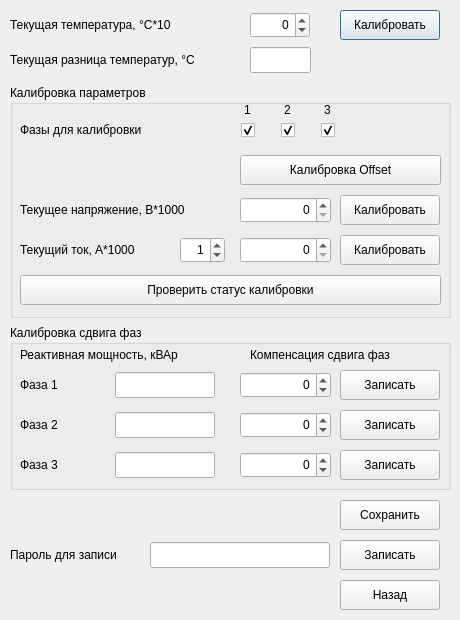
The window that CE35DConfig/CE35DConfig/sva35d_calib.ui (ifedotov1984/projects) describes before a commit, drawn with Qt 5.
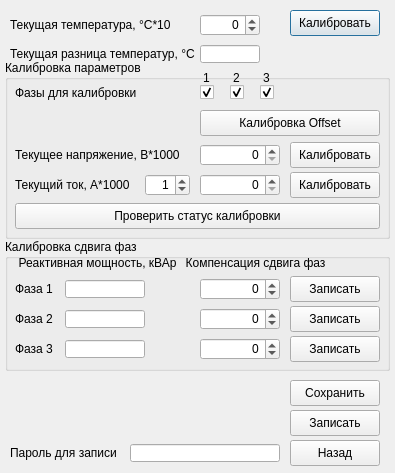
The same window after the commit.

The edit to the form file:
```diff
--- a/CE35DConfig/CE35DConfig/sva35d_calib.ui
+++ b/CE35DConfig/CE35DConfig/sva35d_calib.ui
@@ -6,10 +6,28 @@
    <rect>
     <x>0</x>
     <y>0</y>
-    <width>460</width>
-    <height>620</height>
+    <width>395</width>
+    <height>473</height>
    </rect>
   </property>
+  <property name="sizePolicy">
+   <sizepolicy hsizetype="Fixed" vsizetype="Fixed">
+    <horstretch>0</horstretch>
+    <verstretch>0</verstretch>
+   </sizepolicy>
+  </property>
+  <property name="minimumSize">
+   <size>
+    <width>395</width>
+    <height>473</height>
+   </size>
+  </property>
+  <property name="maximumSize">
+   <size>
+    <width>395</width>
+    <height>473</height>
+   </size>
+  </property>
   <property name="windowTitle">
    <string>Dialog</string>
   </property>
@@ -17,15 +35,16 @@
    <property name="geometry">
     <rect>
      <x>10</x>
-     <y>12</y>
-     <width>211</width>
-     <height>26</height>
+     <y>14</y>
+     <width>181</width>
+     <height>22</height>
     </rect>
    </property>
-   <property name="font">
-    <font>
-     <pointsize>9</pointsize>
-    </font>
+   <property name="sizePolicy">
+    <sizepolicy hsizetype="Fixed" vsizetype="Fixed">
+     <horstretch>0</horstretch>
+     <verstretch>0</verstretch>
+    </sizepolicy>
    </property>
    <property name="text">
     <string>Текущая температура, °С*10</string>
@@ -34,12 +53,18 @@
   <widget class="QSpinBox" name="Temp">
    <property name="geometry">
     <rect>
-     <x>250</x>
-     <y>12</y>
+     <x>200</x>
+     <y>14</y>
      <width>60</width>
-     <height>26</height>
+     <height>22</height>
     </rect>
    </property>
+   <property name="sizePolicy">
+    <sizepolicy hsizetype="Fixed" vsizetype="Fixed">
+     <horstretch>0</horstretch>
+     <verstretch>0</verstretch>
+    </sizepolicy>
+   </property>
    <property name="alignment">
     <set>Qt::AlignRight|Qt::AlignTrailing|Qt::AlignVCenter</set>
    </property>
@@ -53,12 +78,18 @@
   <widget class="QPushButton" name="TempWrite">
    <property name="geometry">
     <rect>
-     <x>340</x>
+     <x>290</x>
      <y>10</y>
-     <width>100</width>
-     <height>30</height>
+     <width>90</width>
+     <height>26</height>
     </rect>
    </property>
+   <property name="sizePolicy">
+    <sizepolicy hsizetype="Fixed" vsizetype="Fixed">
+     <horstretch>0</horstretch>
+     <verstretch>0</verstretch>
+    </sizepolicy>
+   </property>
    <property name="text">
     <string>Калибровать</string>
    </property>
@@ -67,15 +98,16 @@
    <property name="geometry">
     <rect>
      <x>10</x>
-     <y>47</y>
-     <width>241</width>
-     <height>26</height>
+     <y>45</y>
+     <width>201</width>
+     <height>18</height>
     </rect>
    </property>
-   <property name="font">
-    <font>
-     <pointsize>9</pointsize>
-    </font>
+   <property name="sizePolicy">
+    <sizepolicy hsizetype="Fixed" vsizetype="Fixed">
+     <horstretch>0</horstretch>
+     <verstretch>0</verstretch>
+    </sizepolicy>
    </property>
    <property name="text">
     <string>Текущая разница температур, °С</string>
@@ -84,12 +116,18 @@
   <widget class="QLineEdit" name="dTemp">
    <property name="geometry">
     <rect>
-     <x>250</x>
-     <y>47</y>
-     <width>61</width>
-     <height>26</height>
+     <x>200</x>
+     <y>45</y>
+     <width>60</width>
+     <height>18</height>
     </rect>
    </property>
+   <property name="sizePolicy">
+    <sizepolicy hsizetype="Fixed" vsizetype="Fixed">
+     <horstretch>0</horstretch>
+     <verstretch>0</verstretch>
+    </sizepolicy>
+   </property>
    <property name="readOnly">
     <bool>true</bool>
    </property>
@@ -97,24 +135,36 @@
   <widget class="QGroupBox" name="groupBox">
    <property name="geometry">
     <rect>
-     <x>10</x>
-     <y>85</y>
-     <width>441</width>
-     <height>233</height>
+     <x>5</x>
+     <y>60</y>
+     <width>385</width>
+     <height>179</height>
     </rect>
    </property>
+   <property name="sizePolicy">
+    <sizepolicy hsizetype="Fixed" vsizetype="Fixed">
+     <horstretch>0</horstretch>
+     <verstretch>0</verstretch>
+    </sizepolicy>
+   </property>
    <property name="title">
     <string>Калибровка параметров</string>
    </property>
    <widget class="QCheckBox" name="phase_1">
     <property name="geometry">
      <rect>
-      <x>231</x>
-      <y>35</y>
-      <width>18</width>
-      <height>20</height>
+      <x>195</x>
+      <y>25</y>
+      <width>15</width>
+      <height>15</height>
      </rect>
     </property>
+    <property name="sizePolicy">
+     <sizepolicy hsizetype="Fixed" vsizetype="Fixed">
+      <horstretch>0</horstretch>
+      <verstretch>0</verstretch>
+     </sizepolicy>
+    </property>
     <property name="text">
      <string/>
     </property>
@@ -126,15 +176,16 @@
     <property name="geometry">
      <rect>
       <x>10</x>
-      <y>35</y>
+      <y>25</y>
       <width>161</width>
-      <height>20</height>
+      <height>15</height>
      </rect>
     </property>
-    <property name="font">
-     <font>
-      <pointsize>9</pointsize>
-     </font>
+    <property name="sizePolicy">
+     <sizepolicy hsizetype="Fixed" vsizetype="Fixed">
+      <horstretch>0</horstretch>
+      <verstretch>0</verstretch>
+     </sizepolicy>
     </property>
     <property name="text">
      <string>Фазы для калибровки</string>
@@ -143,16 +194,17 @@
    <widget class="QLabel" name="label_4">
     <property name="geometry">
      <rect>
-      <x>234</x>
-      <y>15</y>
-      <width>16</width>
-      <height>20</height>
+      <x>198</x>
+      <y>10</y>
+      <width>15</width>
+      <height>15</height>
      </rect>
     </property>
-    <property name="font">
-     <font>
-      <pointsize>9</pointsize>
-     </font>
+    <property name="sizePolicy">
+     <sizepolicy hsizetype="Fixed" vsizetype="Fixed">
+      <horstretch>0</horstretch>
+      <verstretch>0</verstretch>
+     </sizepolicy>
     </property>
     <property name="text">
      <string>1</string>
@@ -161,12 +213,18 @@
    <widget class="QCheckBox" name="phase_2">
     <property name="geometry">
      <rect>
-      <x>271</x>
-      <y>35</y>
-      <width>18</width>
-      <height>20</height>
+      <x>225</x>
+      <y>25</y>
+      <width>15</width>
+      <height>15</height>
      </rect>
     </property>
+    <property name="sizePolicy">
+     <sizepolicy hsizetype="Fixed" vsizetype="Fixed">
+      <horstretch>0</horstretch>
+      <verstretch>0</verstretch>
+     </sizepolicy>
+    </property>
     <property name="text">
      <string/>
     </property>
@@ -177,16 +235,17 @@
    <widget class="QLabel" name="label_5">
     <property name="geometry">
      <rect>
-      <x>274</x>
-      <y>15</y>
-      <width>16</width>
-      <height>20</height>
+      <x>228</x>
+      <y>10</y>
+      <width>15</width>
+      <height>15</height>
      </rect>
     </property>
-    <property name="font">
-     <font>
-      <pointsize>9</pointsize>
-     </font>
+    <property name="sizePolicy">
+     <sizepolicy hsizetype="Fixed" vsizetype="Fixed">
+      <horstretch>0</horstretch>
+      <verstretch>0</verstretch>
+     </sizepolicy>
     </property>
     <property name="text">
      <string>2</string>
@@ -195,12 +254,18 @@
    <widget class="QCheckBox" name="phase_3">
     <property name="geometry">
      <rect>
-      <x>311</x>
-      <y>35</y>
-      <width>18</width>
-      <height>20</height>
+      <x>255</x>
+      <y>25</y>
+      <width>15</width>
+      <height>15</height>
      </rect>
     </property>
+    <property name="sizePolicy">
+     <sizepolicy hsizetype="Fixed" vsizetype="Fixed">
+      <horstretch>0</horstretch>
+      <verstretch>0</verstretch>
+     </sizepolicy>
+    </property>
     <property name="text">
      <string/>
     </property>
@@ -211,16 +276,17 @@
    <widget class="QLabel" name="label_6">
     <property name="geometry">
      <rect>
-      <x>314</x>
-      <y>15</y>
-      <width>16</width>
-      <height>20</height>
+      <x>258</x>
+      <y>10</y>
+      <width>15</width>
+      <height>15</height>
      </rect>
     </property>
-    <property name="font">
-     <font>
-      <pointsize>9</pointsize>
-     </font>
+    <property name="sizePolicy">
+     <sizepolicy hsizetype="Fixed" vsizetype="Fixed">
+      <horstretch>0</horstretch>
+      <verstretch>0</verstretch>
+     </sizepolicy>
     </property>
     <property name="text">
      <string>3</string>
@@ -230,15 +296,16 @@
     <property name="geometry">
      <rect>
       <x>10</x>
-      <y>112</y>
-      <width>221</width>
-      <height>26</height>
+      <y>84</y>
+      <width>191</width>
+      <height>22</height>
      </rect>
     </property>
-    <property name="font">
-     <font>
-      <pointsize>9</pointsize>
-     </font>
+    <property name="sizePolicy">
+     <sizepolicy hsizetype="Fixed" vsizetype="Fixed">
+      <horstretch>0</horstretch>
+      <verstretch>0</verstretch>
+     </sizepolicy>
     </property>
     <property name="text">
      <string>Текущее напряжение, В*1000</string>
@@ -247,12 +314,18 @@
    <widget class="QPushButton" name="offsetWrite">
     <property name="geometry">
      <rect>
-      <x>230</x>
-      <y>70</y>
-      <width>201</width>
-      <height>30</height>
+      <x>195</x>
+      <y>50</y>
+      <width>180</width>
+      <height>26</height>
      </rect>
     </property>
+    <property name="sizePolicy">
+     <sizepolicy hsizetype="Fixed" vsizetype="Fixed">
+      <horstretch>0</horstretch>
+      <verstretch>0</verstretch>
+     </sizepolicy>
+    </property>
     <property name="text">
      <string>Калибровка Offset</string>
     </property>
@@ -260,12 +333,18 @@
    <widget class="QPushButton" name="vWrite">
     <property name="geometry">
      <rect>
-      <x>330</x>
-      <y>110</y>
-      <width>100</width>
-      <height>30</height>
+      <x>285</x>
+      <y>82</y>
+      <width>90</width>
+      <height>26</height>
      </rect>
     </property>
+    <property name="sizePolicy">
+     <sizepolicy hsizetype="Fixed" vsizetype="Fixed">
+      <horstretch>0</horstretch>
+      <verstretch>0</verstretch>
+     </sizepolicy>
+    </property>
     <property name="text">
      <string>Калибровать</string>
     </property>
@@ -273,12 +352,18 @@
    <widget class="QPushButton" name="cWrite">
     <property name="geometry">
      <rect>
-      <x>330</x>
-      <y>150</y>
-      <width>100</width>
-      <height>30</height>
+      <x>285</x>
+      <y>112</y>
+      <width>90</width>
+      <height>26</height>
      </rect>
     </property>
+    <property name="sizePolicy">
+     <sizepolicy hsizetype="Fixed" vsizetype="Fixed">
+      <horstretch>0</horstretch>
+      <verstretch>0</verstretch>
+     </sizepolicy>
+    </property>
     <property name="text">
      <string>Калибровать</string>
     </property>
@@ -287,15 +372,16 @@
     <property name="geometry">
      <rect>
       <x>10</x>
-      <y>152</y>
+      <y>114</y>
       <width>161</width>
-      <height>26</height>
+      <height>22</height>
      </rect>
     </property>
-    <property name="font">
-     <font>
-      <pointsize>9</pointsize>
-     </font>
+    <property name="sizePolicy">
+     <sizepolicy hsizetype="Fixed" vsizetype="Fixed">
+      <horstretch>0</horstretch>
+      <verstretch>0</verstretch>
+     </sizepolicy>
     </property>
     <property name="text">
      <string>Текущий ток, А*1000</string>
@@ -304,16 +390,17 @@
    <widget class="QSpinBox" name="volt">
     <property name="geometry">
      <rect>
-      <x>230</x>
-      <y>112</y>
-      <width>91</width>
-      <height>26</height>
+      <x>195</x>
+      <y>84</y>
+      <width>80</width>
+      <height>22</height>
      </rect>
     </property>
-    <property name="font">
-     <font>
-      <pointsize>9</pointsize>
-     </font>
+    <property name="sizePolicy">
+     <sizepolicy hsizetype="Fixed" vsizetype="Fixed">
+      <horstretch>0</horstretch>
+      <verstretch>0</verstretch>
+     </sizepolicy>
     </property>
     <property name="alignment">
      <set>Qt::AlignRight|Qt::AlignTrailing|Qt::AlignVCenter</set>
@@ -328,16 +415,17 @@
    <widget class="QSpinBox" name="curr">
     <property name="geometry">
      <rect>
-      <x>230</x>
-      <y>152</y>
-      <width>91</width>
-      <height>26</height>
+      <x>195</x>
+      <y>114</y>
+      <width>80</width>
+      <height>22</height>
      </rect>
     </property>
-    <property name="font">
-     <font>
-      <pointsize>9</pointsize>
-     </font>
+    <property name="sizePolicy">
+     <sizepolicy hsizetype="Fixed" vsizetype="Fixed">
+      <horstretch>0</horstretch>
+      <verstretch>0</verstretch>
+     </sizepolicy>
     </property>
     <property name="alignment">
      <set>Qt::AlignRight|Qt::AlignTrailing|Qt::AlignVCenter</set>
@@ -352,16 +440,17 @@
    <widget class="QSpinBox" name="mult">
     <property name="geometry">
      <rect>
-      <x>170</x>
-      <y>152</y>
+      <x>140</x>
+      <y>114</y>
       <width>45</width>
-      <height>26</height>
+      <height>22</height>
      </rect>
     </property>
-    <property name="font">
-     <font>
-      <pointsize>9</pointsize>
-     </font>
+    <property name="sizePolicy">
+     <sizepolicy hsizetype="Fixed" vsizetype="Fixed">
+      <horstretch>0</horstretch>
+      <verstretch>0</verstretch>
+     </sizepolicy>
     </property>
     <property name="alignment">
      <set>Qt::AlignRight|Qt::AlignTrailing|Qt::AlignVCenter</set>
@@ -377,11 +466,17 @@
     <property name="geometry">
      <rect>
       <x>10</x>
-      <y>190</y>
-      <width>421</width>
-      <height>30</height>
+      <y>143</y>
+      <width>365</width>
+      <height>26</height>
      </rect>
     </property>
+    <property name="sizePolicy">
+     <sizepolicy hsizetype="Fixed" vsizetype="Fixed">
+      <horstretch>0</horstretch>
+      <verstretch>0</verstretch>
+     </sizepolicy>
+    </property>
     <property name="text">
      <string>Проверить статус калибровки</string>
     </property>
@@ -390,46 +485,57 @@
   <widget class="QGroupBox" name="groupBox_2">
    <property name="geometry">
     <rect>
-     <x>10</x>
-     <y>325</y>
-     <width>441</width>
-     <height>165</height>
+     <x>5</x>
+     <y>239</y>
+     <width>385</width>
+     <height>132</height>
     </rect>
    </property>
+   <property name="sizePolicy">
+    <sizepolicy hsizetype="Fixed" vsizetype="Fixed">
+     <horstretch>0</horstretch>
+     <verstretch>0</verstretch>
+    </sizepolicy>
+   </property>
    <property name="title">
     <string>Калибровка сдвига фаз</string>
    </property>
    <widget class="QLabel" name="label_9">
     <property name="geometry">
      <rect>
-      <x>10</x>
-      <y>20</y>
-      <width>201</width>
-      <height>20</height>
+      <x>12</x>
+      <y>15</y>
+      <width>161</width>
+      <height>18</height>
      </rect>
     </property>
-    <property name="font">
-     <font>
-      <pointsize>9</pointsize>
-     </font>
+    <property name="sizePolicy">
+     <sizepolicy hsizetype="Fixed" vsizetype="Fixed">
+      <horstretch>0</horstretch>
+      <verstretch>0</verstretch>
+     </sizepolicy>
     </property>
     <property name="text">
      <string>Реактивная мощность, кВАр</string>
     </property>
+    <property name="alignment">
+     <set>Qt::AlignCenter</set>
+    </property>
    </widget>
    <widget class="QLabel" name="label_13">
     <property name="geometry">
      <rect>
       <x>10</x>
-      <y>47</y>
-      <width>71</width>
-      <height>26</height>
+      <y>41</y>
+      <width>41</width>
+      <height>18</height>
      </rect>
     </property>
-    <property name="font">
-     <font>
-      <pointsize>9</pointsize>
-     </font>
+    <property name="sizePolicy">
+     <sizepolicy hsizetype="Fixed" vsizetype="Fixed">
+      <horstretch>0</horstretch>
+      <verstretch>0</verstretch>
+     </sizepolicy>
     </property>
     <property name="text">
      <string>Фаза 1</string>
@@ -438,12 +544,18 @@
    <widget class="QPushButton" name="aWrite_2">
     <property name="geometry">
      <rect>
-      <x>330</x>
-      <y>85</y>
-      <width>100</width>
-      <height>30</height>
+      <x>285</x>
+      <y>67</y>
+      <width>90</width>
+      <height>26</height>
      </rect>
     </property>
+    <property name="sizePolicy">
+     <sizepolicy hsizetype="Fixed" vsizetype="Fixed">
+      <horstretch>0</horstretch>
+      <verstretch>0</verstretch>
+     </sizepolicy>
+    </property>
     <property name="text">
      <string>Записать</string>
     </property>
@@ -451,12 +563,18 @@
    <widget class="QPushButton" name="aWrite_3">
     <property name="geometry">
      <rect>
-      <x>330</x>
-      <y>125</y>
-      <width>100</width>
-      <height>30</height>
+      <x>285</x>
+      <y>97</y>
+      <width>90</width>
+      <height>26</height>
      </rect>
     </property>
+    <property name="sizePolicy">
+     <sizepolicy hsizetype="Fixed" vsizetype="Fixed">
+      <horstretch>0</horstretch>
+      <verstretch>0</verstretch>
+     </sizepolicy>
+    </property>
     <property name="text">
      <string>Записать</string>
     </property>
@@ -464,16 +582,17 @@
    <widget class="QSpinBox" name="angle_2">
     <property name="geometry">
      <rect>
-      <x>230</x>
-      <y>87</y>
-      <width>91</width>
-      <height>26</height>
+      <x>195</x>
+      <y>69</y>
+      <width>80</width>
+      <height>22</height>
      </rect>
     </property>
-    <property name="font">
-     <font>
-      <pointsize>9</pointsize>
-     </font>
+    <property name="sizePolicy">
+     <sizepolicy hsizetype="Fixed" vsizetype="Fixed">
+      <horstretch>0</horstretch>
+      <verstretch>0</verstretch>
+     </sizepolicy>
     </property>
     <property name="alignment">
      <set>Qt::AlignRight|Qt::AlignTrailing|Qt::AlignVCenter</set>
@@ -491,16 +610,17 @@
    <widget class="QSpinBox" name="angle_3">
     <property name="geometry">
      <rect>
-      <x>230</x>
-      <y>127</y>
-      <width>91</width>
-      <height>26</height>
+      <x>195</x>
+      <y>99</y>
+      <width>80</width>
+      <height>22</height>
      </rect>
     </property>
-    <property name="font">
-     <font>
-      <pointsize>9</pointsize>
-     </font>
+    <property name="sizePolicy">
+     <sizepolicy hsizetype="Fixed" vsizetype="Fixed">
+      <horstretch>0</horstretch>
+      <verstretch>0</verstretch>
+     </sizepolicy>
     </property>
     <property name="alignment">
      <set>Qt::AlignRight|Qt::AlignTrailing|Qt::AlignVCenter</set>
@@ -518,34 +638,39 @@
    <widget class="QLabel" name="label_15">
     <property name="geometry">
      <rect>
-      <x>240</x>
-      <y>20</y>
-      <width>181</width>
-      <height>20</height>
+      <x>180</x>
+      <y>15</y>
+      <width>141</width>
+      <height>18</height>
      </rect>
     </property>
-    <property name="font">
-     <font>
-      <pointsize>9</pointsize>
-     </font>
+    <property name="sizePolicy">
+     <sizepolicy hsizetype="Fixed" vsizetype="Fixed">
+      <horstretch>0</horstretch>
+      <verstretch>0</verstretch>
+     </sizepolicy>
     </property>
     <property name="text">
      <string>Компенсация сдвига фаз</string>
     </property>
+    <property name="alignment">
+     <set>Qt::AlignCenter</set>
+    </property>
    </widget>
    <widget class="QSpinBox" name="angle_1">
     <property name="geometry">
      <rect>
-      <x>230</x>
-      <y>47</y>
-      <width>91</width>
-      <height>26</height>
+      <x>195</x>
+      <y>39</y>
+      <width>80</width>
+      <height>22</height>
      </rect>
     </property>
-    <property name="font">
-     <font>
-      <pointsize>9</pointsize>
-     </font>
+    <property name="sizePolicy">
+     <sizepolicy hsizetype="Fixed" vsizetype="Fixed">
+      <horstretch>0</horstretch>
+      <verstretch>0</verstretch>
+     </sizepolicy>
     </property>
     <property name="alignment">
      <set>Qt::AlignRight|Qt::AlignTrailing|Qt::AlignVCenter</set>
@@ -563,12 +688,18 @@
    <widget class="QPushButton" name="aWrite_1">
     <property name="geometry">
      <rect>
-      <x>330</x>
-      <y>45</y>
-      <width>100</width>
-      <height>30</height>
+      <x>285</x>
+      <y>37</y>
+      <width>90</width>
+      <height>26</height>
      </rect>
     </property>
+    <property name="sizePolicy">
+     <sizepolicy hsizetype="Fixed" vsizetype="Fixed">
+      <horstretch>0</horstretch>
+      <verstretch>0</verstretch>
+     </sizepolicy>
+    </property>
     <property name="text">
      <string>Записать</string>
     </property>
@@ -577,15 +708,16 @@
     <property name="geometry">
      <rect>
       <x>10</x>
-      <y>87</y>
-      <width>71</width>
-      <height>26</height>
+      <y>71</y>
+      <width>41</width>
+      <height>18</height>
      </rect>
     </property>
-    <property name="font">
-     <font>
-      <pointsize>9</pointsize>
-     </font>
+    <property name="sizePolicy">
+     <sizepolicy hsizetype="Fixed" vsizetype="Fixed">
+      <horstretch>0</horstretch>
+      <verstretch>0</verstretch>
+     </sizepolicy>
     </property>
     <property name="text">
      <string>Фаза 2</string>
@@ -595,15 +727,16 @@
     <property name="geometry">
      <rect>
       <x>10</x>
-      <y>127</y>
-      <width>71</width>
-      <height>26</height>
+      <y>101</y>
+      <width>41</width>
+      <height>18</height>
      </rect>
     </property>
-    <property name="font">
-     <font>
-      <pointsize>9</pointsize>
-     </font>
+    <property name="sizePolicy">
+     <sizepolicy hsizetype="Fixed" vsizetype="Fixed">
+      <horstretch>0</horstretch>
+      <verstretch>0</verstretch>
+     </sizepolicy>
     </property>
     <property name="text">
      <string>Фаза 3</string>
@@ -612,12 +745,18 @@
    <widget class="QLineEdit" name="kvar_1">
     <property name="geometry">
      <rect>
-      <x>105</x>
-      <y>47</y>
-      <width>100</width>
-      <height>26</height>
+      <x>60</x>
+      <y>41</y>
+      <width>80</width>
+      <height>18</height>
      </rect>
     </property>
+    <property name="sizePolicy">
+     <sizepolicy hsizetype="Fixed" vsizetype="Fixed">
+      <horstretch>0</horstretch>
+      <verstretch>0</verstretch>
+     </sizepolicy>
+    </property>
     <property name="readOnly">
      <bool>true</bool>
     </property>
@@ -625,12 +764,18 @@
    <widget class="QLineEdit" name="kvar_2">
     <property name="geometry">
      <rect>
-      <x>105</x>
-      <y>87</y>
-      <width>100</width>
-      <height>26</height>
+      <x>60</x>
+      <y>71</y>
+      <width>80</width>
+      <height>18</height>
      </rect>
     </property>
+    <property name="sizePolicy">
+     <sizepolicy hsizetype="Fixed" vsizetype="Fixed">
+      <horstretch>0</horstretch>
+      <verstretch>0</verstretch>
+     </sizepolicy>
+    </property>
     <property name="readOnly">
      <bool>true</bool>
     </property>
@@ -638,12 +783,18 @@
    <widget class="QLineEdit" name="kvar_3">
     <property name="geometry">
      <rect>
-      <x>105</x>
-      <y>127</y>
-      <width>100</width>
-      <height>26</height>
+      <x>60</x>
+      <y>101</y>
+      <width>80</width>
+      <height>18</height>
      </rect>
     </property>
+    <property name="sizePolicy">
+     <sizepolicy hsizetype="Fixed" vsizetype="Fixed">
+      <horstretch>0</horstretch>
+      <verstretch>0</verstretch>
+     </sizepolicy>
+    </property>
     <property name="readOnly">
      <bool>true</bool>
     </property>
@@ -652,12 +803,18 @@
   <widget class="QPushButton" name="Write">
    <property name="geometry">
     <rect>
-     <x>340</x>
-     <y>540</y>
-     <width>100</width>
-     <height>30</height>
+     <x>290</x>
+     <y>410</y>
+     <width>90</width>
+     <height>26</height>
     </rect>
    </property>
+   <property name="sizePolicy">
+    <sizepolicy hsizetype="Fixed" vsizetype="Fixed">
+     <horstretch>0</horstretch>
+     <verstretch>0</verstretch>
+    </sizepolicy>
+   </property>
    <property name="text">
     <string>Записать</string>
    </property>
@@ -665,12 +822,18 @@
   <widget class="QLineEdit" name="passw">
    <property name="geometry">
     <rect>
-     <x>150</x>
-     <y>542</y>
-     <width>180</width>
-     <height>26</height>
+     <x>130</x>
+     <y>444</y>
+     <width>150</width>
+     <height>18</height>
     </rect>
    </property>
+   <property name="sizePolicy">
+    <sizepolicy hsizetype="Fixed" vsizetype="Fixed">
+     <horstretch>0</horstretch>
+     <verstretch>0</verstretch>
+    </sizepolicy>
+   </property>
    <property name="maxLength">
     <number>32</number>
    </property>
@@ -679,15 +842,16 @@
    <property name="geometry">
     <rect>
      <x>10</x>
-     <y>542</y>
-     <width>141</width>
-     <height>26</height>
+     <y>444</y>
+     <width>120</width>
+     <height>18</height>
     </rect>
    </property>
-   <property name="font">
-    <font>
-     <pointsize>9</pointsize>
-    </font>
+   <property name="sizePolicy">
+    <sizepolicy hsizetype="Fixed" vsizetype="Fixed">
+     <horstretch>0</horstretch>
+     <verstretch>0</verstretch>
+    </sizepolicy>
    </property>
    <property name="text">
     <string>Пароль для записи</string>
@@ -696,12 +860,18 @@
   <widget class="QPushButton" name="Save">
    <property name="geometry">
     <rect>
-     <x>340</x>
-     <y>500</y>
-     <width>100</width>
-     <height>30</height>
+     <x>290</x>
+     <y>380</y>
+     <width>90</width>
+     <height>26</height>
     </rect>
    </property>
+   <property name="sizePolicy">
+    <sizepolicy hsizetype="Fixed" vsizetype="Fixed">
+     <horstretch>0</horstretch>
+     <verstretch>0</verstretch>
+    </sizepolicy>
+   </property>
    <property name="text">
     <string>Сохранить</string>
    </property>
@@ -709,12 +879,18 @@
   <widget class="QPushButton" name="Cancel">
    <property name="geometry">
     <rect>
-     <x>340</x>
-     <y>580</y>
-     <width>100</width>
-     <height>30</height>
+     <x>290</x>
+     <y>440</y>
+     <width>90</width>
+     <height>26</height>
     </rect>
    </property>
+   <property name="sizePolicy">
+    <sizepolicy hsizetype="Fixed" vsizetype="Fixed">
+     <horstretch>0</horstretch>
+     <verstretch>0</verstretch>
+    </sizepolicy>
+   </property>
    <property name="text">
     <string>Назад</string>
    </property>
```
Left out of the diff: 2 changed lines with no effect on the pictures.
